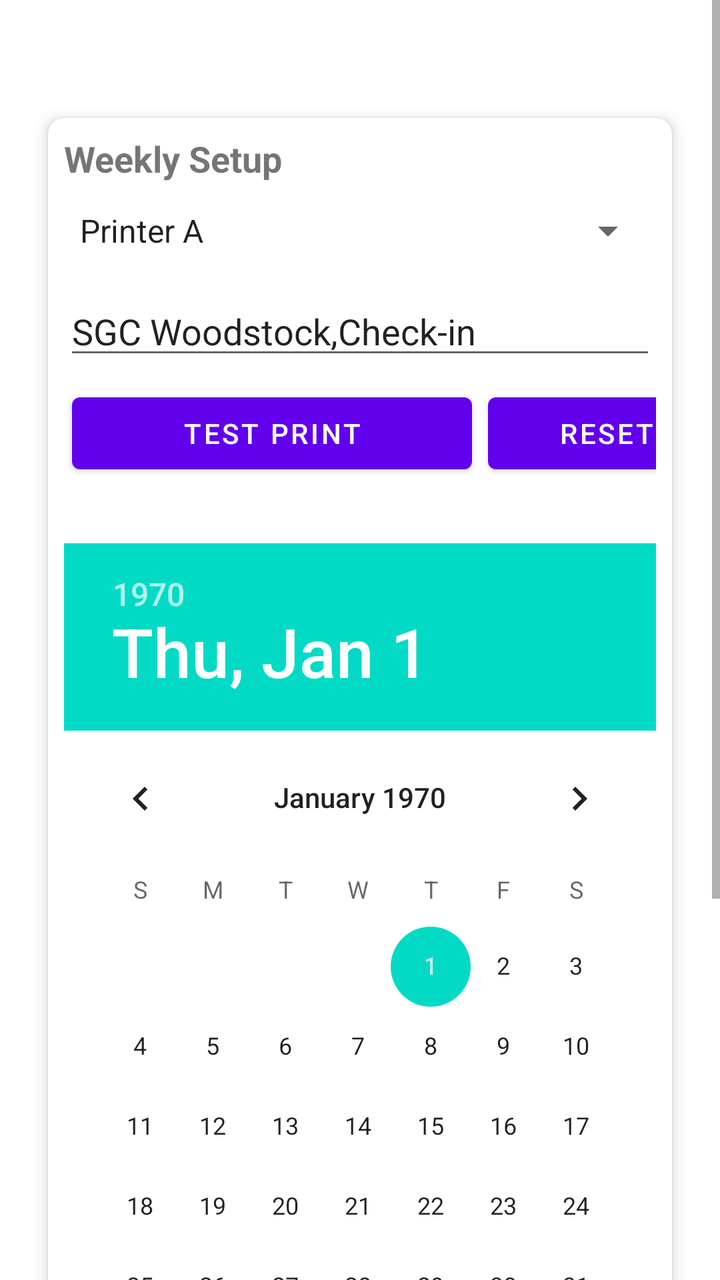
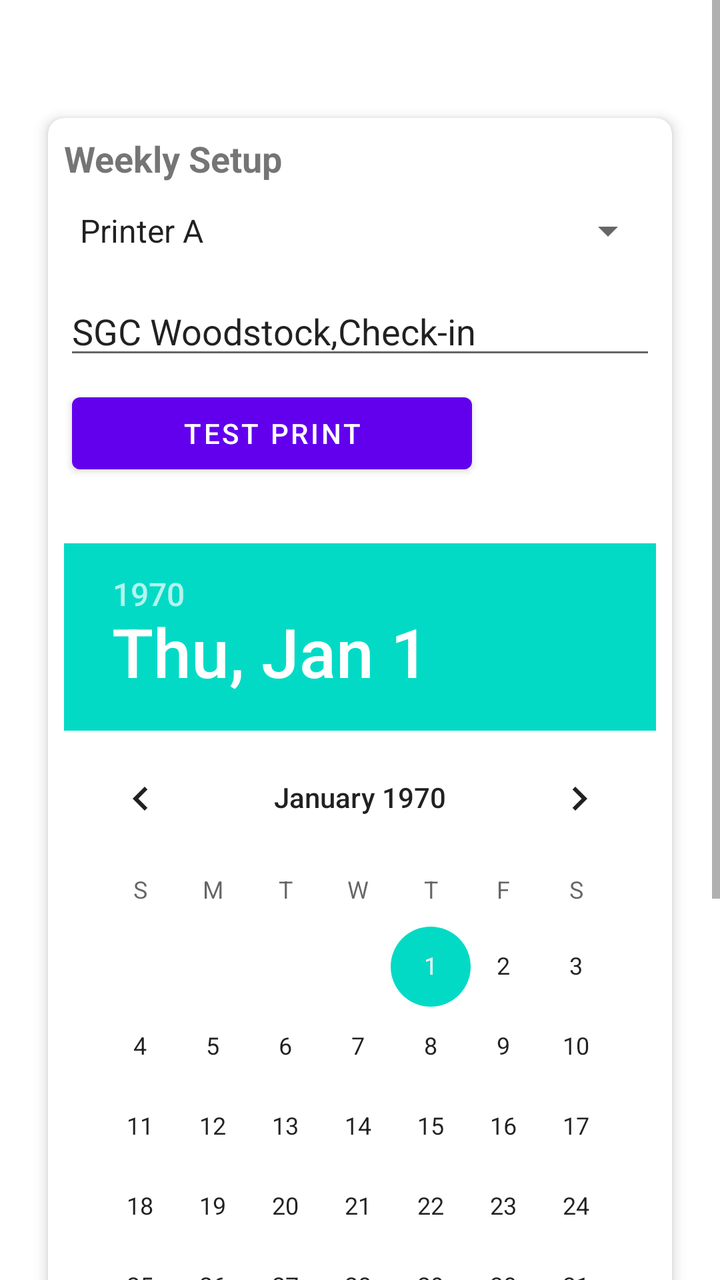

Two renders of the same Android screen: before a commit and after it. Below are the layout's source before the change and the commit's diff.
<!-- AndroidManifest.xml: application theme Theme.ExpressCheckin -->
<!-- res/layout/fragment_settings.xml -->
<?xml version="1.0" encoding="utf-8"?>
<androidx.constraintlayout.widget.ConstraintLayout xmlns:android="http://schemas.android.com/apk/res/android"
    xmlns:app="http://schemas.android.com/apk/res-auto"
    xmlns:tools="http://schemas.android.com/tools"
    android:layout_width="match_parent"
    android:layout_height="match_parent"
    tools:context=".ui.settings.SettingsFragment">

    <ScrollView
        android:layout_width="match_parent"
        android:layout_height="match_parent">

        <LinearLayout
            android:layout_width="match_parent"
            android:layout_height="wrap_content"
            android:orientation="vertical"
            android:padding="8dp">

            <TextView
                android:id="@+id/text_settings"
                android:layout_width="match_parent"
                android:layout_height="wrap_content"
                android:layout_marginStart="8dp"
                android:layout_marginTop="8dp"
                android:layout_marginEnd="8dp"
                android:textAlignment="center"
                android:textSize="20sp" />

            <androidx.cardview.widget.CardView
                android:layout_width="match_parent"
                android:layout_height="wrap_content"
                android:layout_margin="16dp"
                app:cardElevation="4dp"
                app:cardCornerRadius="8dp">

                <LinearLayout
                    android:layout_width="match_parent"
                    android:layout_height="wrap_content"
                    android:orientation="vertical"
                    android:padding="8dp">

                    <TextView
                        android:id="@+id/weeklySetupTitle"
                        android:layout_width="wrap_content"
                        android:layout_height="wrap_content"
                        android:text="Weekly Setup"
                        android:textSize="18sp"
                        android:textStyle="bold"
                        android:layout_marginBottom="8dp" />

                    <Spinner
                        android:id="@+id/printerNamesSpinner"
                        android:layout_width="match_parent"
                        android:layout_height="wrap_content"
                        android:layout_marginBottom="12dp"
                        android:entries="@array/printer_names"
                        android:textSize="24sp"
                        android:minHeight="32dp" />

                    <EditText
                        android:id="@+id/labelTextEditText"
                        android:layout_width="match_parent"
                        android:layout_height="wrap_content"
                        android:hint="Label Text"
                        android:inputType="text"
                        android:lines="3"
                        android:minHeight="32dp"
                        android:text="SGC Woodstock,Check-in" />

                    <LinearLayout
                        android:layout_width="match_parent"
                        android:layout_height="wrap_content"
                        android:orientation="horizontal"
                        android:layout_marginTop="4dp">

                        <Button
                            android:id="@+id/printButton"
                            android:layout_width="200dp"
                            android:layout_height="wrap_content"
                            android:layout_margin="4dp"
                            android:text="Test Print" />

                        <Button
                            android:id="@+id/resetCheckinsButton"
                            android:layout_width="200dp"
                            android:layout_height="wrap_content"
                            android:layout_margin="4dp"
                            android:text="Reset Checkins" />
                    </LinearLayout>

                    <TextView
                        android:id="@+id/breezeInstanceIdTextView"
                        android:layout_width="wrap_content"
                        android:layout_height="wrap_content"
                        android:layout_margin="4dp" />

                    <DatePicker
                        android:id="@+id/checkinDatePicker"
                        android:layout_width="match_parent"
                        android:layout_height="wrap_content"
                        android:layout_marginBottom="1dp" />



                </LinearLayout>
            </androidx.cardview.widget.CardView>

            <androidx.cardview.widget.CardView
                android:layout_width="match_parent"
                android:layout_height="wrap_content"
                android:layout_margin="16dp"
                app:cardElevation="4dp"
                app:cardCornerRadius="8dp">

                <LinearLayout
                    android:layout_width="match_parent"
                    android:layout_height="wrap_content"
                    android:orientation="vertical"
                    android:padding="8dp">

                    <TextView
                        android:id="@+id/whenNeededTitle"
                        android:layout_width="wrap_content"
                        android:layout_height="wrap_content"
                        android:text="When Needed"
                        android:textSize="18sp"
                        android:textStyle="bold"
                        android:layout_marginBottom="8dp" />

                    <LinearLayout
                        android:layout_width="match_parent"
                        android:layout_height="wrap_content"
                        android:orientation="horizontal"
                        android:layout_marginTop="4dp">

                        <Button
                            android:id="@+id/getUpdatesButton"
                            android:layout_width="200dp"
                            android:layout_height="wrap_content"
                            android:layout_margin="4dp"
                            android:text="Get Updates" />

                        <Button
                            android:id="@+id/deleteAllPersonsButton"
                            android:layout_width="200dp"
                            android:layout_height="wrap_content"
                            android:layout_margin="4dp"
                            android:text="Delete All" />

                    </LinearLayout>

                    <TextView
                        android:id="@+id/versionTextView"
                        android:layout_width="wrap_content"
                        android:layout_height="wrap_content"
                        android:layout_margin="8dp" />

                </LinearLayout>
            </androidx.cardview.widget.CardView>

        </LinearLayout>
    </ScrollView>
</androidx.constraintlayout.widget.ConstraintLayout>
<!-- resources referenced by this layout -->
<resources>
  <string-array name="printer_names">
          <item>Printer A</item>
          <item>Printer B</item>
          <item>Printer C</item>
          <item>Printer D</item>
      </string-array>
  <style name="Theme.ExpressCheckin" parent="Theme.MaterialComponents.DayNight.DarkActionBar">
          
          <item name="colorPrimary">@color/purple_500</item>
          <item name="colorPrimaryVariant">@color/purple_700</item>
          <item name="colorOnPrimary">@color/white</item>
          
          <item name="colorSecondary">@color/teal_200</item>
          <item name="colorSecondaryVariant">@color/teal_700</item>
          <item name="colorOnSecondary">@color/black</item>
          
          <item name="android:statusBarColor">?attr/colorPrimaryVariant</item>
          
      </style>
  <color name="purple_500">#FF6200EE</color>
  <color name="purple_700">#FF3700B3</color>
  <color name="white">#FFFFFFFF</color>
  <color name="teal_200">#FF03DAC5</color>
  <color name="teal_700">#FF018786</color>
  <color name="black">#FF000000</color>
</resources>

<!-- the commit's change to res/layout/fragment_settings.xml (unified diff, before → after) -->
@@ -80,12 +80,6 @@
                             android:layout_margin="4dp"
                             android:text="Test Print" />
 
-                        <Button
-                            android:id="@+id/resetCheckinsButton"
-                            android:layout_width="200dp"
-                            android:layout_height="wrap_content"
-                            android:layout_margin="4dp"
-                            android:text="Reset Checkins" />
                     </LinearLayout>
 
                     <TextView
